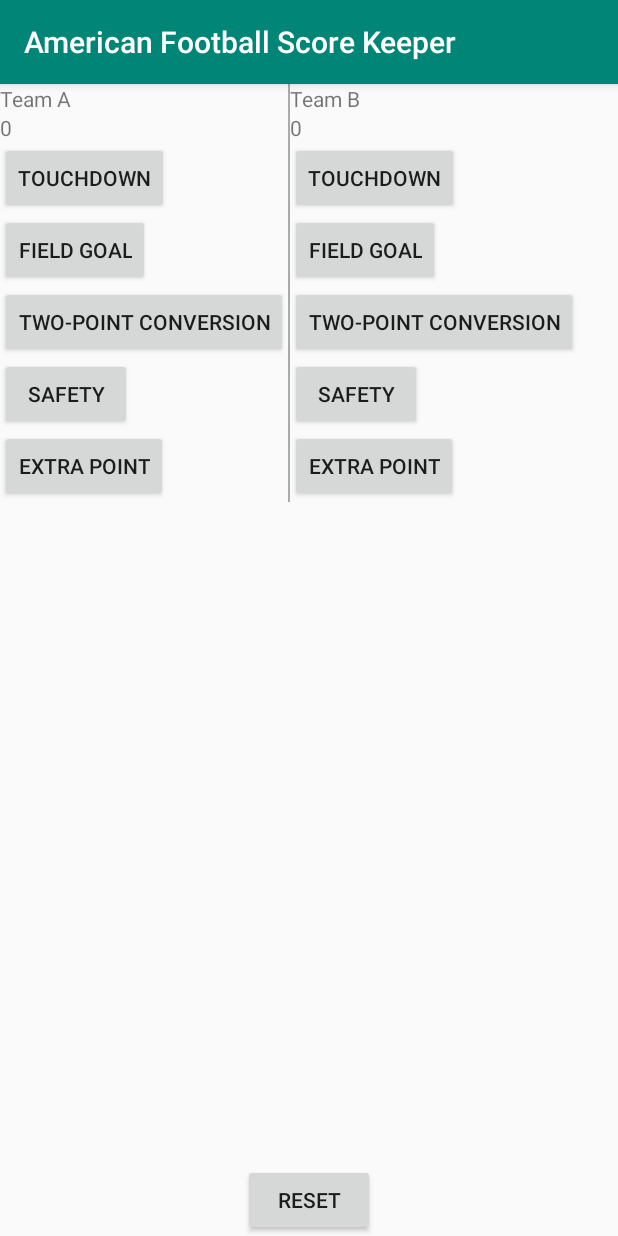
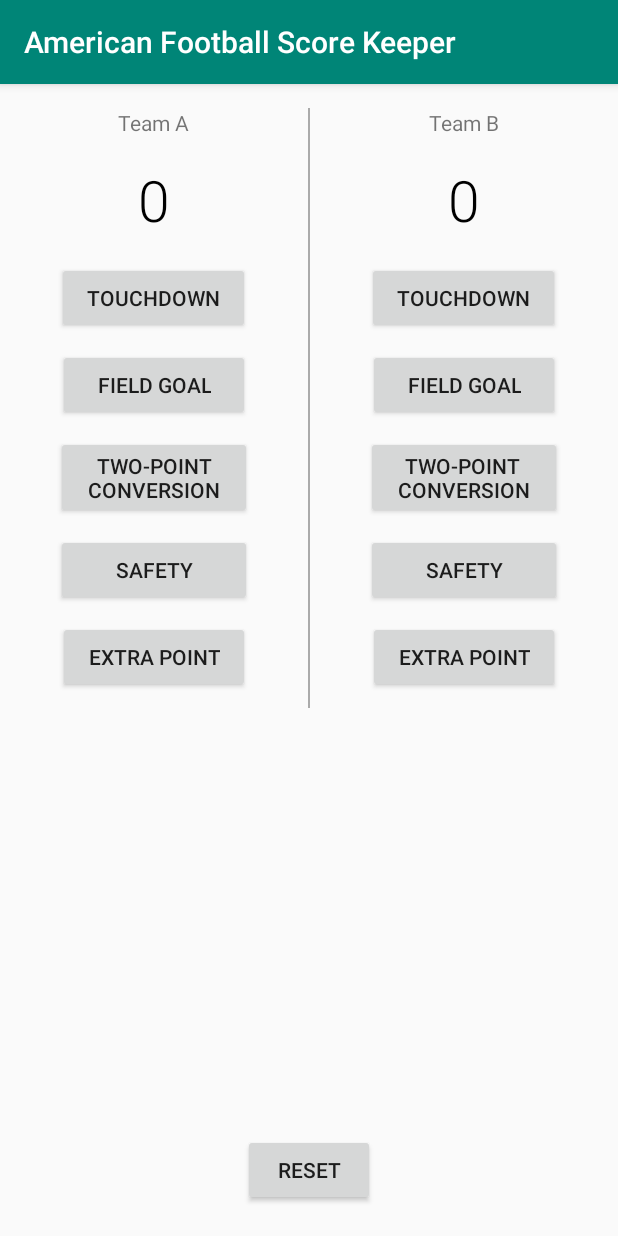
Before and after one commit to rodolfochagas/AmericanFootballScoreKeeperApp, an Android app: the screen it shows after launch (MainActivity), on a phone screen of 412 x 824 dp. Run offline under Robolectric (Android 15) with nearby library versions, the phone set to English and light mode, and no system bars.

Commit message:
fixed user interface design on xml

```diff
--- a/app/src/main/res/layout/activity_main.xml
+++ b/app/src/main/res/layout/activity_main.xml
@@ -13,102 +13,161 @@
         android:orientation="horizontal">
 
         <LinearLayout
-            android:layout_width="wrap_content"
+            android:layout_width="0dp"
+            android:layout_weight="1"
             android:layout_height="wrap_content"
             android:orientation="vertical">
 
             <TextView
                 android:layout_width="wrap_content"
                 android:layout_height="wrap_content"
-                android:text="Team A"/>
+                android:layout_gravity="center"
+                android:paddingTop="16dp"
+                android:fontFamily="sans-serif"
+                android:text="Team A" />
 
             <TextView
                 android:id="@+id/team_a_score"
                 android:layout_width="wrap_content"
                 android:layout_height="wrap_content"
+                android:fontFamily="sans-serif-light"
+                android:layout_gravity="center"
+                android:textColor="#000"
+                android:textSize="38sp"
+                android:padding="16dp"
                 android:text="0"/>
 
             <Button
                 android:layout_width="wrap_content"
                 android:layout_height="wrap_content"
                 android:text="Touchdown"
+                android:layout_gravity="center"
+                android:layout_marginBottom="10dp"
+                android:paddingLeft="20dp"
+                android:paddingRight="20dp"
                 android:onClick="addSixForTeamA"/>
 
             <Button
                 android:layout_width="wrap_content"
+                android:layout_marginBottom="10dp"
                 android:layout_height="wrap_content"
                 android:text="Field Goal"
+                android:layout_gravity="center"
+                android:paddingLeft="26dp"
+                android:paddingRight="26dp"
                 android:onClick="addThreeForTeamA"/>
 
             <Button
                 android:layout_width="wrap_content"
+                android:layout_marginBottom="10dp"
                 android:layout_height="wrap_content"
-                android:text="Two-point Conversion"
+                android:text="Two-point\nConversion"
+                android:layout_gravity="center"
+                android:paddingLeft="21.5dp"
+                android:paddingRight="21.5dp"
                 android:onClick="addTwoForTeamA"/>
 
             <Button
                 android:layout_width="wrap_content"
                 android:layout_height="wrap_content"
                 android:text="Safety"
+                android:layout_marginBottom="10dp"
+                android:layout_gravity="center"
+                android:paddingLeft="39dp"
+                android:paddingRight="39dp"
                 android:onClick="addTwoForTeamA"/>
 
             <Button
                 android:layout_width="wrap_content"
                 android:layout_height="wrap_content"
+                android:layout_marginBottom="10dp"
                 android:text="Extra Point"
+                android:layout_gravity="center"
+                android:paddingLeft="20dp"
+                android:paddingRight="20dp"
                 android:onClick="addOneForTeamA"/>
 
         </LinearLayout>
 
         <View
             android:layout_width="1dp"
+            android:layout_marginTop="16dp"
             android:layout_height="match_parent"
             android:background="@android:color/darker_gray"></View>
 
         <LinearLayout
-            android:layout_width="wrap_content"
+            android:layout_width="0dp"
+            android:layout_weight="1"
             android:layout_height="wrap_content"
             android:orientation="vertical">
 
             <TextView
                 android:layout_width="wrap_content"
                 android:layout_height="wrap_content"
+                android:layout_gravity="center"
+                android:paddingTop="16dp"
+                android:fontFamily="sans-serif"
                 android:text="Team B"/>
 
             <TextView
                 android:id="@+id/team_b_score"
                 android:layout_width="wrap_content"
                 android:layout_height="wrap_content"
+                android:fontFamily="sans-serif-light"
+                android:layout_gravity="center"
+                android:textColor="#000"
+                android:textSize="38sp"
+                android:padding="16dp"
                 android:text="0"/>
 
             <Button
                 android:layout_width="wrap_content"
                 android:layout_height="wrap_content"
                 android:text="Touchdown"
+                android:layout_marginBottom="10dp"
+                android:layout_gravity="center"
+                android:paddingLeft="20dp"
+                android:paddingRight="20dp"
                 android:onClick="addSixForTeamB"/>
 
             <Button
                 android:layout_width="wrap_content"
                 android:layout_height="wrap_content"
+                android:layout_marginBottom="10dp"
                 android:onClick="addThreeForTeamB"
+                android:layout_gravity="center"
+                android:paddingLeft="26dp"
+                android:paddingRight="26dp"
                 android:text="Field Goal"/>
 
             <Button
                 android:layout_width="wrap_content"
                 android:layout_height="wrap_content"
+                android:layout_marginBottom="10dp"
+                android:layout_gravity="center"
+                android:paddingLeft="21.5dp"
+                android:paddingRight="21.5dp"
                 android:onClick="addTwoForTeamB"
-                android:text="Two-point Conversion"/>
+                android:text="Two-point \nConversion"/>
 
             <Button
                 android:layout_width="wrap_content"
                 android:layout_height="wrap_content"
+                android:layout_marginBottom="10dp"
                 android:onClick="addTwoForTeamB"
+                android:layout_gravity="center"
+                android:paddingLeft="39dp"
+                android:paddingRight="39dp"
                 android:text="Safety"/>
 
             <Button
                 android:layout_width="wrap_content"
+                android:layout_marginBottom="10dp"
                 android:layout_height="wrap_content"
                 android:onClick="addOneForTeamB"
+                android:layout_gravity="center"
+                android:paddingLeft="20dp"
+                android:paddingRight="20dp"
                 android:text="Extra Point"/>
 
         </LinearLayout>
@@ -119,6 +178,7 @@
         android:layout_width="wrap_content"
         android:layout_height="wrap_content"
         android:text="Reset"
+        android:layout_marginBottom="20dp"
         android:layout_alignParentBottom="true"
         android:layout_centerHorizontal="true"
         android:onClick="setToZero" />
```
